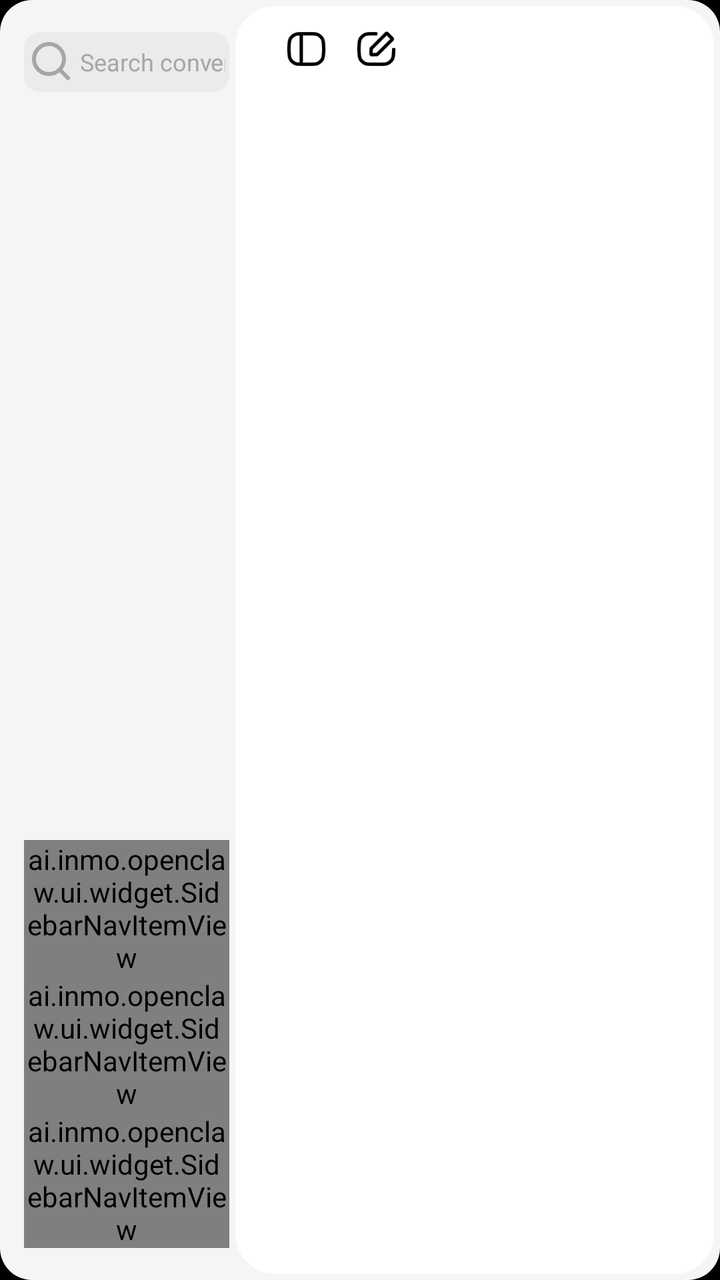
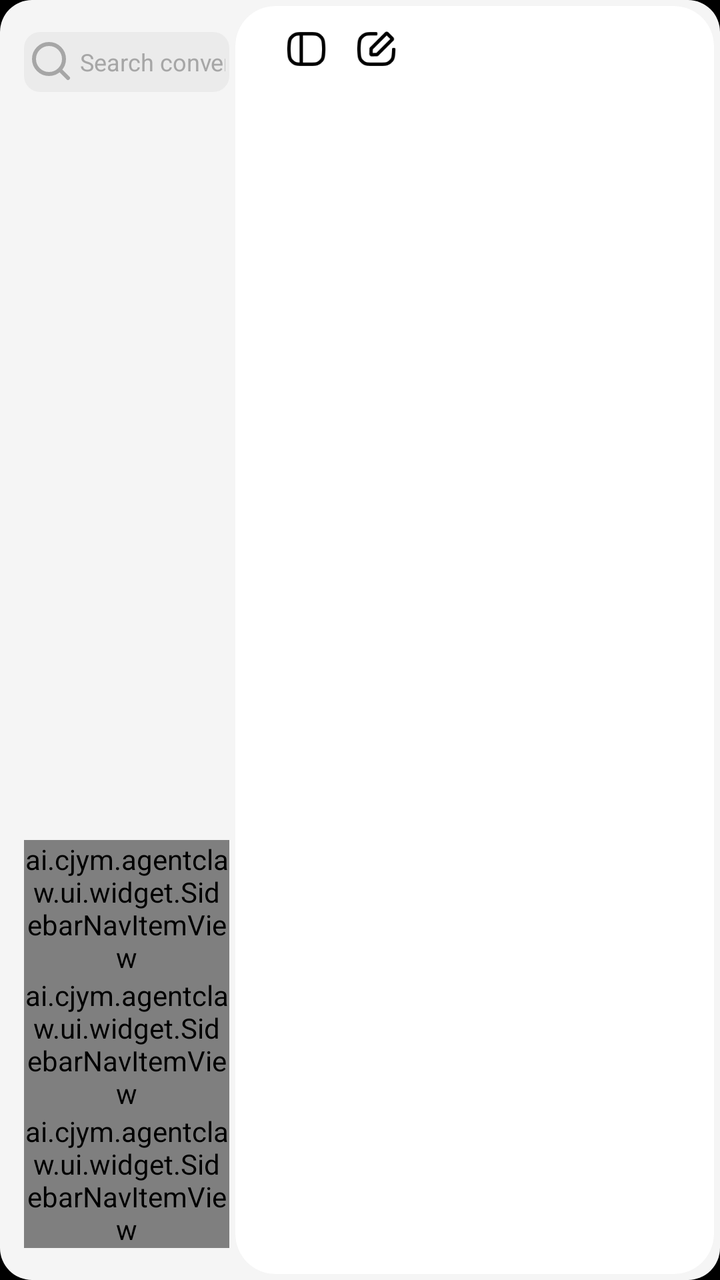

Screens rendered from an Android XML layout before and after an edit, with the pre-edit source and the edit as a unified diff.
<!-- AndroidManifest.xml: application theme Theme.INMOClaw -->
<!-- res/layout/activity_shell.xml -->
<?xml version="1.0" encoding="utf-8"?>
<LinearLayout xmlns:android="http://schemas.android.com/apk/res/android"
    xmlns:app="http://schemas.android.com/apk/res-auto"
    android:id="@+id/shellRoot"
    android:layout_width="match_parent"
    android:layout_height="match_parent"
    android:background="@drawable/bg_shell_external"
    android:orientation="horizontal">

    <LinearLayout
        android:id="@+id/sidebarContainer"
        android:layout_width="0dp"
        android:layout_height="match_parent"
        android:layout_weight="1.2"
        android:orientation="vertical"
        android:paddingStart="12dp"
        android:paddingTop="16dp"
        android:paddingBottom="16dp">

        <TextView
            android:id="@+id/sidebarSearchInput"
            android:layout_width="match_parent"
            android:layout_height="30dp"
            android:background="@drawable/bg_shell_search_field"
            android:clickable="true"
            android:drawableStart="@drawable/ic_shell_search"
            android:drawablePadding="2dp"
            android:focusable="false"
            android:focusableInTouchMode="false"
            android:fontFamily="sans-serif"
            android:gravity="center_vertical"
            android:hint="@string/shell_search_hint"
            android:importantForAutofill="no"
            android:inputType="text"
            android:maxLines="1"
            android:paddingStart="2dp"
            android:paddingEnd="2dp"
            android:textColor="@color/text_primary"
            android:textColorHint="@color/sidebar_muted"
            android:textSize="12sp" />

        <TextView
            android:id="@+id/newChatButton"
            android:layout_width="match_parent"
            android:layout_height="wrap_content"
            android:visibility="gone"
            android:layout_marginTop="12dp"
            android:background="@drawable/bg_shell_new_chat"
            android:clickable="true"
            android:focusable="true"
            android:fontFamily="sans-serif-medium"
            android:gravity="center"
            android:minHeight="56dp"
            android:paddingStart="18dp"
            android:paddingTop="16dp"
            android:paddingEnd="18dp"
            android:paddingBottom="16dp"
            android:text="@string/chat_new"
            android:textColor="@color/text_primary"
            android:textSize="16sp" />

        <TextView
            android:layout_width="wrap_content"
            android:layout_height="wrap_content"
            android:layout_marginTop="20dp"
            android:visibility="gone"
            android:fontFamily="sans-serif-medium"
            android:text="@string/chat_sessions"
            android:textColor="@color/sidebar_muted"
            android:textSize="12sp"
            android:textStyle="bold" />

        <FrameLayout
            android:layout_width="match_parent"
            android:layout_height="0dp"
            android:layout_marginTop="12dp"
            android:layout_weight="1">

            <androidx.recyclerview.widget.RecyclerView
                android:id="@+id/sidebarSessionsRecycler"
                android:layout_width="match_parent"
                android:layout_height="match_parent"
                android:clipToPadding="false"
                android:paddingBottom="16dp" />

            <LinearLayout
                android:id="@+id/sidebarEmptyView"
                android:layout_width="match_parent"
                android:layout_height="match_parent"
                android:gravity="center"
                android:orientation="vertical"
                android:paddingStart="24dp"
                android:paddingEnd="24dp"
                android:visibility="gone">

                <ImageView
                    android:layout_width="40dp"
                    android:layout_height="40dp"
                    android:contentDescription="@null"
                    android:src="@drawable/ic_shell_empty_history" />

                <TextView
                    android:layout_width="wrap_content"
                    android:layout_height="wrap_content"
                    android:layout_marginTop="2dp"
                    android:fontFamily="sans-serif"
                    android:gravity="center"
                    android:text="@string/shell_session_empty"
                    android:textColor="@color/sidebar_muted"
                    android:textSize="10sp" />
            </LinearLayout>
        </FrameLayout>

        <LinearLayout
            android:layout_width="match_parent"
            android:layout_height="wrap_content"
            android:gravity="bottom"
            android:orientation="vertical">

            <ai.inmo.openclaw.ui.widget.SidebarNavItemView
                android:id="@+id/navIdeas"
                android:layout_width="match_parent"
                android:layout_height="wrap_content"
                app:navIcon="@drawable/ic_shell_ideas"
                app:navIconTint="@color/black"
                app:navText="@string/ideas_title" />

            <ai.inmo.openclaw.ui.widget.SidebarNavItemView
                android:id="@+id/navAgentclawDocs"
                android:layout_width="match_parent"
                android:layout_height="wrap_content"
                app:navIcon="@mipmap/file"
                app:navIconTint="@color/black"
                app:navText="@string/agentclaw_docs_title" />









            <ai.inmo.openclaw.ui.widget.SidebarNavItemView
                android:id="@+id/navSetting"
                android:layout_width="match_parent"
                android:layout_height="wrap_content"
                app:navIcon="@drawable/ic_shell_setting"
                app:navIconTint="@color/black"
                app:navText="@string/settings_title" />
        </LinearLayout>
    </LinearLayout>


    <FrameLayout
        android:layout_width="0dp"
        android:layout_height="match_parent"
        android:layout_weight="2.5"
        android:layout_margin="3dp">

        <LinearLayout
            android:clipToOutline="true"
            android:layout_width="match_parent"
            android:layout_height="match_parent"
            android:background="@drawable/bg_chat_screen_surface"
            android:orientation="vertical">

            <LinearLayout
                android:id="@+id/chatHeader"
                android:layout_width="match_parent"
                android:layout_height="wrap_content"
                android:layout_marginHorizontal="18dp"
                android:layout_marginVertical="4dp"
                android:gravity="center_vertical"
                android:orientation="horizontal">

                <ImageButton
                    android:id="@+id/sidebarButton"
                    android:layout_width="35dp"
                    android:layout_height="35dp"
                    android:padding="4dp"
                    android:background="@drawable/bg_chat_icon_button"
                    android:contentDescription="@string/shell_open_sidebar"
                    android:scaleType="fitXY"
                    android:src="@drawable/ic_chat_sidebar"
                    app:tint="@color/black" />

                <ImageButton
                    android:id="@+id/newConversationButton"
                    android:layout_width="35dp"
                    android:layout_height="35dp"
                    android:padding="4dp"
                    android:background="@drawable/bg_chat_icon_button"
                    android:contentDescription="@string/chat_new"
                    android:scaleType="fitXY"
                    android:src="@drawable/ic_chat_new_conversation"
                    app:tint="@color/black" />

                <Space
                    android:layout_width="0dp"
                    android:layout_height="1dp"
                    android:layout_weight="1" />

                <LinearLayout
                    android:id="@+id/usageChip"
                    android:layout_width="wrap_content"
                    android:layout_height="40dp"
                    android:gravity="center_vertical"
                    android:orientation="horizontal"
                    android:paddingStart="12dp"
                    android:paddingEnd="14dp"
                    android:visibility="gone">

                    <ImageView
                        android:layout_width="24dp"
                        android:layout_height="24dp"
                        android:contentDescription="@null"
                        android:src="@drawable/ic_chat_data"
                        app:tint="@color/gray" />

                    <TextView
                        android:id="@+id/usageText"
                        android:layout_width="wrap_content"
                        android:layout_height="wrap_content"
                        android:layout_marginStart="8dp"
                        android:text="@string/chat_usage_hint"
                        android:textColor="@color/text_secondary"
                        android:textSize="13sp" />
                </LinearLayout>
            </LinearLayout>

            <androidx.fragment.app.FragmentContainerView
                android:id="@+id/shellFragmentContainer"
                android:layout_width="match_parent"
                android:layout_height="0dp"
                android:layout_weight="1" />









        </LinearLayout>

        <LinearLayout
            android:id="@+id/shellTopNotice"
            android:layout_width="wrap_content"
            android:layout_height="wrap_content"
            android:layout_gravity="top|center_horizontal"
            android:layout_marginTop="20dp"
            android:background="@drawable/bg_shell_top_notice"
            android:elevation="18dp"
            android:gravity="center"
            android:orientation="horizontal"
            android:paddingStart="20dp"
            android:paddingTop="10dp"
            android:paddingEnd="20dp"
            android:paddingBottom="10dp"
            android:visibility="gone">

            <ImageView
                android:layout_width="20dp"
                android:layout_height="20dp"
                android:contentDescription="@null"
                android:src="@drawable/ic_shell_notice_warning" />

            <TextView
                android:layout_width="wrap_content"
                android:layout_height="wrap_content"
                android:layout_marginStart="12dp"
                android:fontFamily="sans-serif"
                android:gravity="center"
                android:includeFontPadding="false"
                android:maxLines="1"
                android:text="@string/shell_top_notice_no_network"
                android:textColor="@color/black"
                android:textSize="16sp" />
        </LinearLayout>
    </FrameLayout>
</LinearLayout>
<!-- resources referenced by this layout -->
<resources>
  <color name="black">#FF000000</color>
  <color name="gray">#8C8C8C</color>
  <color name="sidebar_muted">#A6A6A6</color>
  <color name="text_primary">#111827</color>
  <color name="text_secondary">#6B7280</color>
  <!-- drawable bg_chat_icon_button (drawable) -->
  <?xml version="1.0" encoding="utf-8"?>
  <selector xmlns:android="http://schemas.android.com/apk/res/android">
      <item android:state_pressed="true">
          <shape>
              <solid android:color="@color/sidebar_selected" />
              <corners android:radius="16dp" />
          </shape>
      </item>
      <item>
          <shape>
              <solid android:color="@android:color/transparent" />
              <corners android:radius="16dp" />
          </shape>
      </item>
  </selector>
  <!-- drawable bg_chat_screen_surface (drawable) -->
  <?xml version="1.0" encoding="utf-8"?>
  <shape xmlns:android="http://schemas.android.com/apk/res/android">
      <solid android:color="@color/surface_card" />
      <corners android:radius="20dp" />
  </shape>
  <!-- drawable bg_shell_external (drawable) -->
  <?xml version="1.0" encoding="utf-8"?>
  <shape xmlns:android="http://schemas.android.com/apk/res/android"
      android:shape="rectangle">
      <corners android:radius="16dp" />
      <solid android:color="@color/surface_primary" />
  
  </shape>
  <!-- drawable bg_shell_search_field (drawable) -->
  <?xml version="1.0" encoding="utf-8"?>
  <shape xmlns:android="http://schemas.android.com/apk/res/android">
      <solid android:color="@color/sidebar_chip" />
      <corners android:radius="8dp" />
  </shape>
  <!-- drawable bg_shell_top_notice (drawable) -->
  <?xml version="1.0" encoding="utf-8"?>
  <shape xmlns:android="http://schemas.android.com/apk/res/android"
      android:shape="rectangle">
      <solid android:color="@color/white" />
      <corners android:radius="16dp" />
      <stroke
          android:width="1dp"
          android:color="#29000000" />
  </shape>
  <string name="agentclaw_docs_title">claw docs</string>
  <string name="chat_new">New Chat</string>
  <string name="chat_sessions">Conversations</string>
  <string name="chat_usage_hint">Used %1$s, %2$s%% remaining</string>
  <string name="ideas_title">Ideas</string>
  <string name="settings_title">Settings</string>
  <string name="shell_open_sidebar">Open sidebar</string>
  <string name="shell_search_hint">Search conversations</string>
  <string name="shell_session_empty">No history dialogues available</string>
  <string name="shell_top_notice_no_network">无网络，请检查连接</string>
  <style name="Theme.INMOClaw" parent="Base.Theme.INMOClaw" />
  <color name="sidebar_selected">#04000000</color>
  <color name="surface_card">#FFFFFFFF</color>
  <color name="surface_primary">#F5F5F5</color>
  <color name="sidebar_pressed">#16000000</color>
  <color name="sidebar_chip">#0A000000</color>
  <color name="stroke_soft">#D6DCE7</color>
  <color name="white">#FFFFFFFF</color>
  <style name="Base.Theme.INMOClaw" parent="Theme.Material3.DayNight.NoActionBar">
          
          <item name="android:defaultFocusHighlightEnabled" tools:targetApi="o">false</item>
          <item name="android:statusBarColor">@android:color/transparent</item>
          <item name="android:windowLightStatusBar">false</item>
          <item name="colorPrimary">@color/brand_primary</item>
          <item name="android:colorBackground">@color/black</item>
          <item name="android:windowBackground">@color/black</item>
      </style>
  <color name="brand_primary">#3978F3</color>
  <!-- unchanged entries left out for length: 10 -->
</resources>

<!-- the commit's change to res/layout/activity_shell.xml (unified diff, before → after) -->
@@ -117,7 +117,7 @@
             android:gravity="bottom"
             android:orientation="vertical">
 
-            <ai.inmo.openclaw.ui.widget.SidebarNavItemView
+            <ai.cjym.agentclaw.ui.widget.SidebarNavItemView
                 android:id="@+id/navIdeas"
                 android:layout_width="match_parent"
                 android:layout_height="wrap_content"
@@ -125,7 +125,7 @@
                 app:navIconTint="@color/black"
                 app:navText="@string/ideas_title" />
 
-            <ai.inmo.openclaw.ui.widget.SidebarNavItemView
+            <ai.cjym.agentclaw.ui.widget.SidebarNavItemView
                 android:id="@+id/navAgentclawDocs"
                 android:layout_width="match_parent"
                 android:layout_height="wrap_content"
@@ -141,7 +141,7 @@
 
 
 
-            <ai.inmo.openclaw.ui.widget.SidebarNavItemView
+            <ai.cjym.agentclaw.ui.widget.SidebarNavItemView
                 android:id="@+id/navSetting"
                 android:layout_width="match_parent"
                 android:layout_height="wrap_content"
